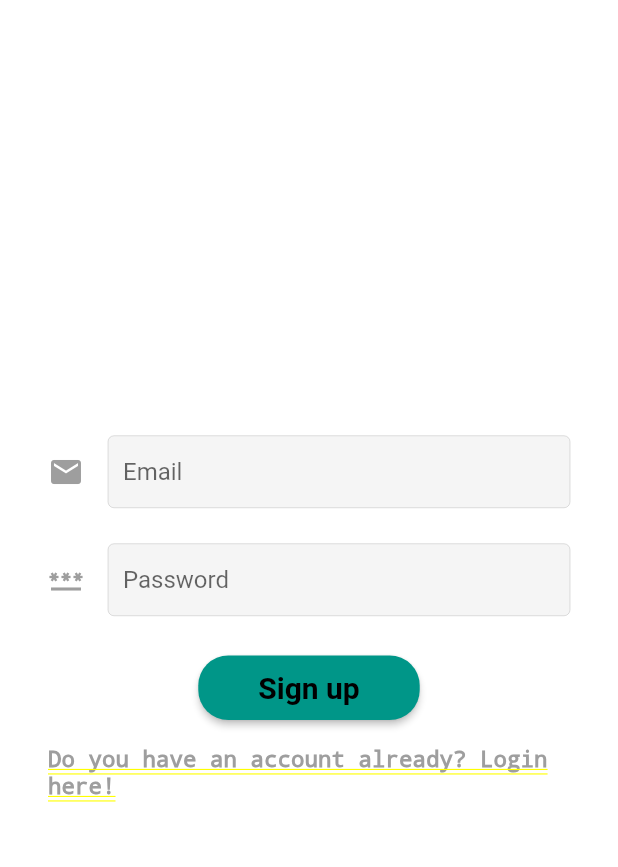
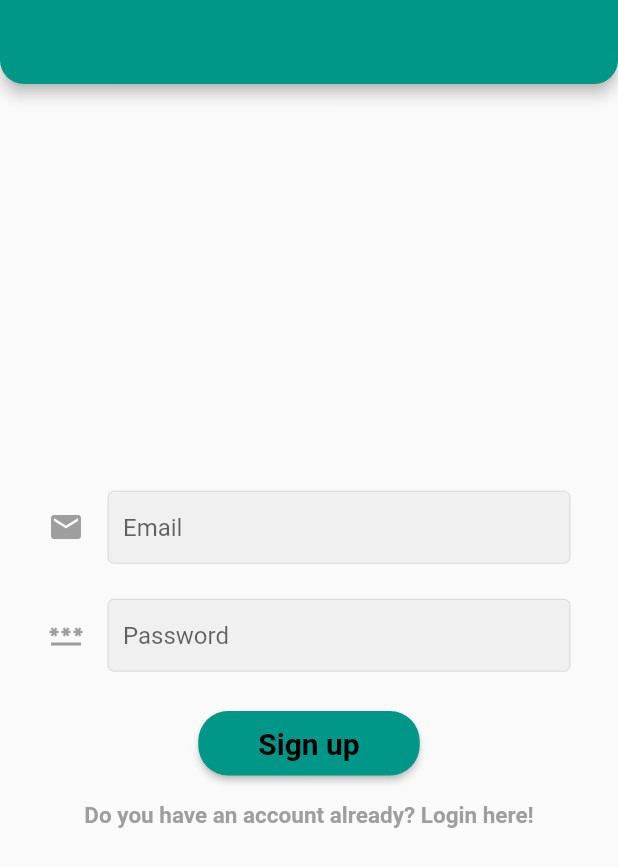
Before and after one commit to Maheen-Ilyas/NotesApp, a Flutter app: the screen it shows after launch, after a tap on "Don't have an account? Signup here!", on a phone screen of 412 x 824 dp. Shown: the top 867 px of the screen. Run offline on Flutter 3.47's test engine with Material 2 defaults, Android fonts, the phone set to English and light mode, and no system bars; our stand-ins replace firebase_auth, firebase_core; accounts and stored records are empty; network calls fail.

Commit message:
Changes in UI and comments

```diff
--- a/lib/constants/routes.dart
+++ b/lib/constants/routes.dart
@@ -1,3 +1,4 @@
 const loginRoute = '/login';
 const signupRoute = '/signup';
 const notesRoute = '/notes';
+const verifyEmailRoute = '/verify';
--- a/lib/main.dart
+++ b/lib/main.dart
@@ -2,6 +2,7 @@ import 'package:flutter/material.dart';
 import 'package:firebase_core/firebase_core.dart';
 import 'package:my_notes_app/constants/routes.dart';
 import 'package:my_notes_app/firebase_options.dart';
+import 'package:my_notes_app/screens/email_verification_screen.dart';
 import 'package:my_notes_app/screens/home_screen.dart';
 import 'package:my_notes_app/screens/login_screen.dart';
 import 'package:my_notes_app/screens/notes_screen.dart';
@@ -25,6 +26,7 @@ class MyApp extends StatelessWidget {
         loginRoute: (context) => const LogInScreen(),
         signupRoute: (context) => const SignUpScreen(),
         notesRoute: (context) => const NotesScreen(),
+        verifyEmailRoute:(context) => const EmailVerification(),
       },
       title: 'Flutter Demo',
       theme: ThemeData.light(),
--- a/lib/screens/home_screen.dart
+++ b/lib/screens/home_screen.dart
@@ -25,10 +25,10 @@ class HomeScreen extends StatelessWidget {
                 case ConnectionState.done:
                   final user = FirebaseAuth.instance.currentUser;
                   if (user != null) {
-                    // The user is directed to main page after he/she verifies their email
+                    // The user is directed to main screen after he/she verifies their email
                     if (user.emailVerified) {
                       return const NotesScreen();
-                    // Else they are directed to the email verification page
+                    // Else they are directed to the email verification screen
                     } else {
                       return const EmailVerification();
                     }
--- a/lib/screens/login_screen.dart
+++ b/lib/screens/login_screen.dart
@@ -32,7 +32,16 @@ class _LogInScreenState extends State<LogInScreen> {
 
   @override
   Widget build(BuildContext context) {
-    return SafeArea(
+    return Scaffold(
+      appBar: AppBar(
+        backgroundColor: Colors.teal,
+        shape: const RoundedRectangleBorder(
+          borderRadius: BorderRadius.vertical(
+            bottom: Radius.circular(16),
+          ),
+        ),
+      ),
+      body: SafeArea(
         child: Container(
           padding: const EdgeInsets.symmetric(horizontal: 32),
           width: double.infinity,
@@ -63,8 +72,8 @@ class _LogInScreenState extends State<LogInScreen> {
                     final email = _email.text;
                     final password = _password.text;
                     try {
-                    final userCredential =
-                        await FirebaseAuth.instance.signInWithEmailAndPassword(
+                      final userCredential = await FirebaseAuth.instance
+                          .signInWithEmailAndPassword(
                         email: email,
                         password: password,
                       );
@@ -130,6 +139,7 @@ class _LogInScreenState extends State<LogInScreen> {
             ),
           ),
         ),
+      ),
     );
   }
 }
--- a/lib/screens/signup_screen.dart
+++ b/lib/screens/signup_screen.dart
@@ -1,5 +1,4 @@
 import 'package:flutter/material.dart';
-import 'dart:developer' as dev show log;
 import 'package:firebase_auth/firebase_auth.dart';
 import 'package:my_notes_app/constants/routes.dart';
 import 'package:my_notes_app/functions/error_dialog.dart';
@@ -36,7 +35,16 @@ class _SignUpScreenState extends State<SignUpScreen> {
   @override
   Widget build(BuildContext context) {
     // SafeArea adds any necessary padding required
-    return SafeArea(
+    return Scaffold(
+      appBar: AppBar(
+        backgroundColor: Colors.teal,
+        shape: const RoundedRectangleBorder(
+          borderRadius: BorderRadius.vertical(
+            bottom: Radius.circular(16),
+          ),
+        ),
+      ),
+      body: SafeArea(
         child: Container(
           padding: const EdgeInsets.symmetric(horizontal: 32),
           width: double.infinity,
@@ -66,12 +74,16 @@ class _SignUpScreenState extends State<SignUpScreen> {
                     final email = _email.text;
                     final password = _password.text;
                     try {
-                    final userCredential = await FirebaseAuth.instance
+                      await FirebaseAuth.instance
                           .createUserWithEmailAndPassword(
                         email: email,
                         password: password,
                       );
-                    dev.log(userCredential.toString());
+                      final user = FirebaseAuth.instance.currentUser;
+                      await user?.sendEmailVerification();
+                      if (context.mounted) {
+                        Navigator.of(context).pushNamed(verifyEmailRoute);
+                      }
                       // Error handling on signup
                     } on FirebaseAuthException catch (e) {
                       if (e.code == 'weak-password') {
@@ -134,6 +146,7 @@ class _SignUpScreenState extends State<SignUpScreen> {
             ),
           ),
         ),
+      ),
     );
   }
 }
```
Also changed, not shown: lib/screens/email_verification_screen.dart (+57 -2 lines), lib/screens/notes_screen.dart (+6 -4 lines). Lines whose indentation alone changed are shown as unchanged.
